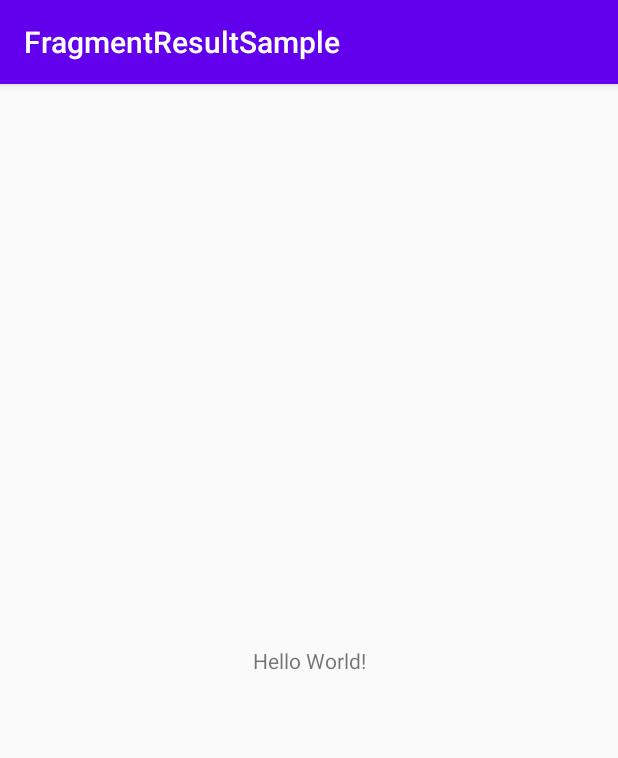
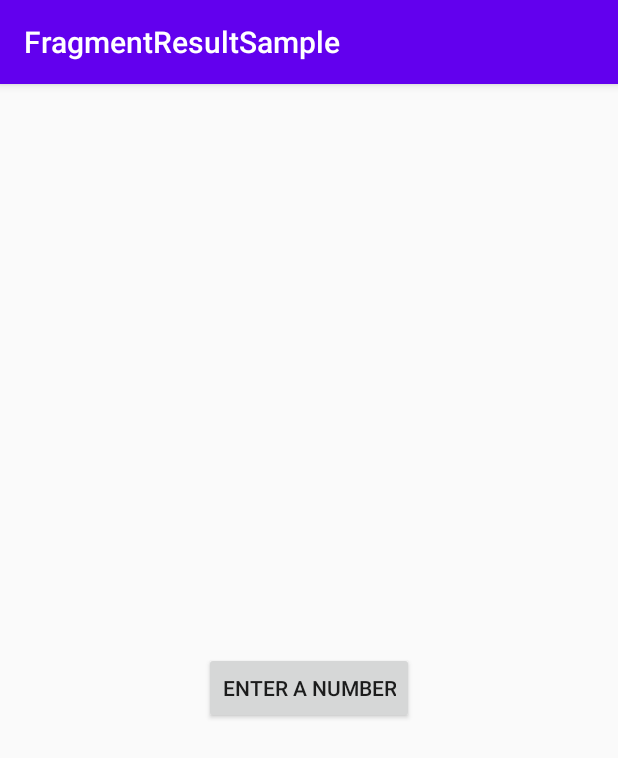
Before and after one commit to husaynhakeem/android-playground, an Android app: the screen it shows after launch (MainActivity), on a phone screen of 412 x 824 dp. Shown: the top 758 px of the screen. Run offline under Robolectric (Android 15) with nearby library versions, the phone set to English and light mode, and no system bars.

Commit message:
Add fragment to fragment data passing example

```diff
--- a/FragmentResultSample/app/src/main/java/com/husaynhakeem/fragmentresultsample/MainActivity.kt
+++ b/FragmentResultSample/app/src/main/java/com/husaynhakeem/fragmentresultsample/MainActivity.kt
@@ -1,11 +1,22 @@
 package com.husaynhakeem.fragmentresultsample
 
+import android.os.Bundle
 import androidx.appcompat.app.AppCompatActivity
-import android.os.Bundle
+import com.husaynhakeem.fragmentresultsample.fragment_to_fragment.ResultListenerFragment
 
 class MainActivity : AppCompatActivity() {
+
     override fun onCreate(savedInstanceState: Bundle?) {
         super.onCreate(savedInstanceState)
         setContentView(R.layout.activity_main)
+        if (savedInstanceState == null) {
+            startFragmentToFragment()
+        }
+    }
+
+    private fun startFragmentToFragment() {
+        supportFragmentManager.beginTransaction()
+            .add(R.id.container, ResultListenerFragment::class.java, null)
+            .commit()
     }
 }
--- /dev/null
+++ b/FragmentResultSample/app/src/main/java/com/husaynhakeem/fragmentresultsample/fragment_to_fragment/ResultListenerFragment.kt
@@ -0,0 +1,62 @@
+package com.husaynhakeem.fragmentresultsample.fragment_to_fragment
+
+import android.annotation.SuppressLint
+import android.os.Bundle
+import android.view.View
+import androidx.core.util.Preconditions
+import androidx.fragment.app.Fragment
+import androidx.fragment.app.FragmentResultListener
+import androidx.fragment.app.setFragmentResultListener
+import com.husaynhakeem.fragmentresultsample.R
+import kotlinx.android.synthetic.main.fragment_result_listener.*
+
+class ResultListenerFragment : Fragment(R.layout.fragment_result_listener) {
+
+    override fun onCreate(savedInstanceState: Bundle?) {
+        super.onCreate(savedInstanceState)
+        setUpResultListener()
+    }
+
+    override fun onViewCreated(view: View, savedInstanceState: Bundle?) {
+        super.onViewCreated(view, savedInstanceState)
+        setUpEnterNumberButtonClickListener()
+    }
+
+    private fun setUpEnterNumberButtonClickListener() {
+        resultListenerEnterNumberButton.setOnClickListener {
+            parentFragmentManager.beginTransaction()
+                .replace(R.id.container, ResultFragment::class.java, null)
+                .addToBackStack(null)
+                .commit()
+        }
+    }
+
+    private fun setUpResultListener() {
+        parentFragmentManager.setFragmentResultListener(
+            REQUEST_KEY,
+            this,
+            FragmentResultListener { requestKey, result ->
+                onFragmentResult(requestKey, result)
+            })
+    }
+
+    private fun setUpResultListenerWithFMExtension() {
+        setFragmentResultListener(REQUEST_KEY) { requestKey, result ->
+            onFragmentResult(requestKey, result)
+        }
+    }
+
+    @SuppressLint("RestrictedApi")
+    private fun onFragmentResult(requestKey: String, result: Bundle) {
+        Preconditions.checkState(REQUEST_KEY == requestKey)
+
+        val number = result.getInt(KEY_NUMBER)
+        resultListenerNumberTextView.text =
+            getString(R.string.result_listener_number_message, number)
+    }
+
+    companion object {
+        const val REQUEST_KEY = "result-listener-request-key"
+        const val KEY_NUMBER = "key-number"
+    }
+}
--- a/FragmentResultSample/app/src/main/res/layout/activity_main.xml
+++ b/FragmentResultSample/app/src/main/res/layout/activity_main.xml
@@ -1,18 +1,7 @@
 <?xml version="1.0" encoding="utf-8"?>
-<androidx.constraintlayout.widget.ConstraintLayout xmlns:android="http://schemas.android.com/apk/res/android"
-    xmlns:app="http://schemas.android.com/apk/res-auto"
+<androidx.fragment.app.FragmentContainerView xmlns:android="http://schemas.android.com/apk/res/android"
     xmlns:tools="http://schemas.android.com/tools"
+    android:id="@+id/container"
     android:layout_width="match_parent"
     android:layout_height="match_parent"
-    tools:context=".MainActivity">
-
-    <TextView
-        android:layout_width="wrap_content"
-        android:layout_height="wrap_content"
-        android:text="Hello World!"
-        app:layout_constraintBottom_toBottomOf="parent"
-        app:layout_constraintLeft_toLeftOf="parent"
-        app:layout_constraintRight_toRightOf="parent"
-        app:layout_constraintTop_toTopOf="parent" />
-
-</androidx.constraintlayout.widget.ConstraintLayout>
+    tools:context=".MainActivity" />
--- /dev/null
+++ b/FragmentResultSample/app/src/main/res/layout/fragment_result_listener.xml
@@ -0,0 +1,25 @@
+<?xml version="1.0" encoding="utf-8"?>
+<LinearLayout xmlns:android="http://schemas.android.com/apk/res/android"
+    xmlns:tools="http://schemas.android.com/tools"
+    android:layout_width="match_parent"
+    android:layout_height="match_parent"
+    android:gravity="center"
+    android:orientation="vertical"
+    android:padding="32dp">
+
+    <TextView
+        android:id="@+id/resultListenerNumberTextView"
+        android:layout_width="wrap_content"
+        android:layout_height="wrap_content"
+        android:layout_marginBottom="16dp"
+        android:textAppearance="@style/TextAppearance.AppCompat.Body2"
+        android:textSize="16sp"
+        tools:text="@string/result_listener_number_message" />
+
+    <Button
+        android:id="@+id/resultListenerEnterNumberButton"
+        android:layout_width="wrap_content"
+        android:layout_height="wrap_content"
+        android:text="@string/result_listener_enter_number_label" />
+
+</LinearLayout>
--- a/FragmentResultSample/app/src/main/res/values/strings.xml
+++ b/FragmentResultSample/app/src/main/res/values/strings.xml
@@ -1,3 +1,8 @@
 <resources>
     <string name="app_name">FragmentResultSample</string>
+    <string name="result_listener_enter_number_label">Enter a number</string>
+    <string name="result_listener_number_message">You entered the number %d</string>
+    <string name="result_done_label">Done</string>
+    <string name="result_number_hint">Enter a number</string>
+    <string name="result_invalid_number_error">Enter a valid number</string>
 </resources>
```
Also changed, not shown: FragmentResultSample/app/src/main/java/com/husaynhakeem/fragmentresultsample/fragment_to_fragment/ResultFragment.kt (added, +48 -0 lines), FragmentResultSample/app/src/main/res/layout/fragment_result.xml (added, +25 -0 lines).
